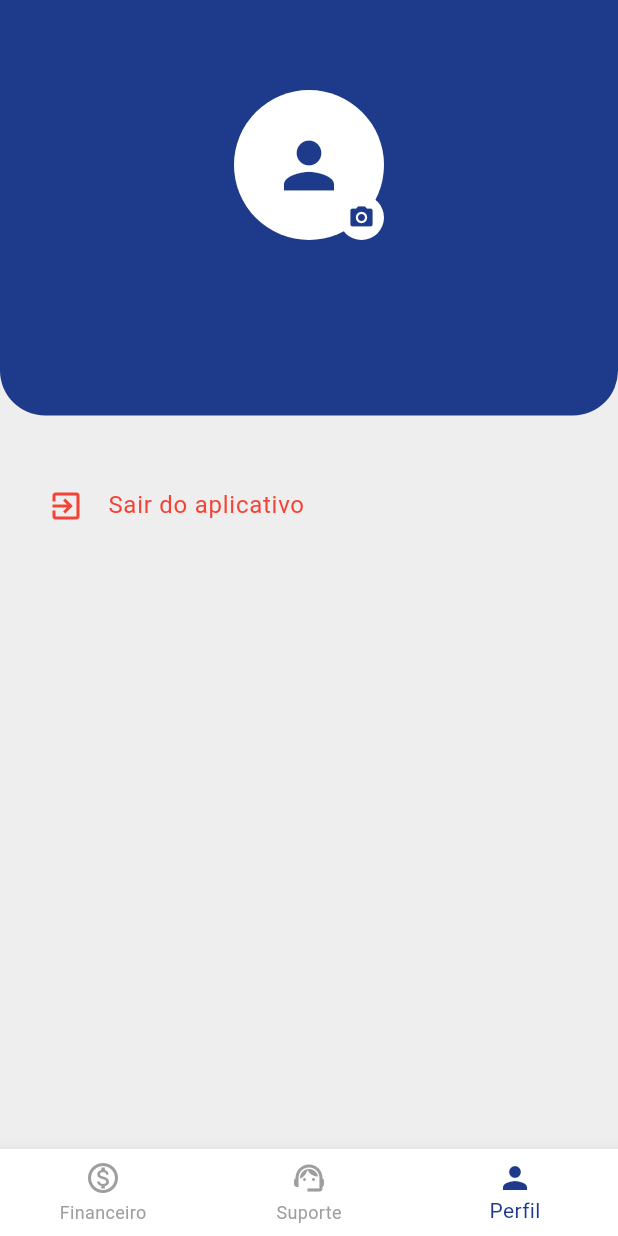
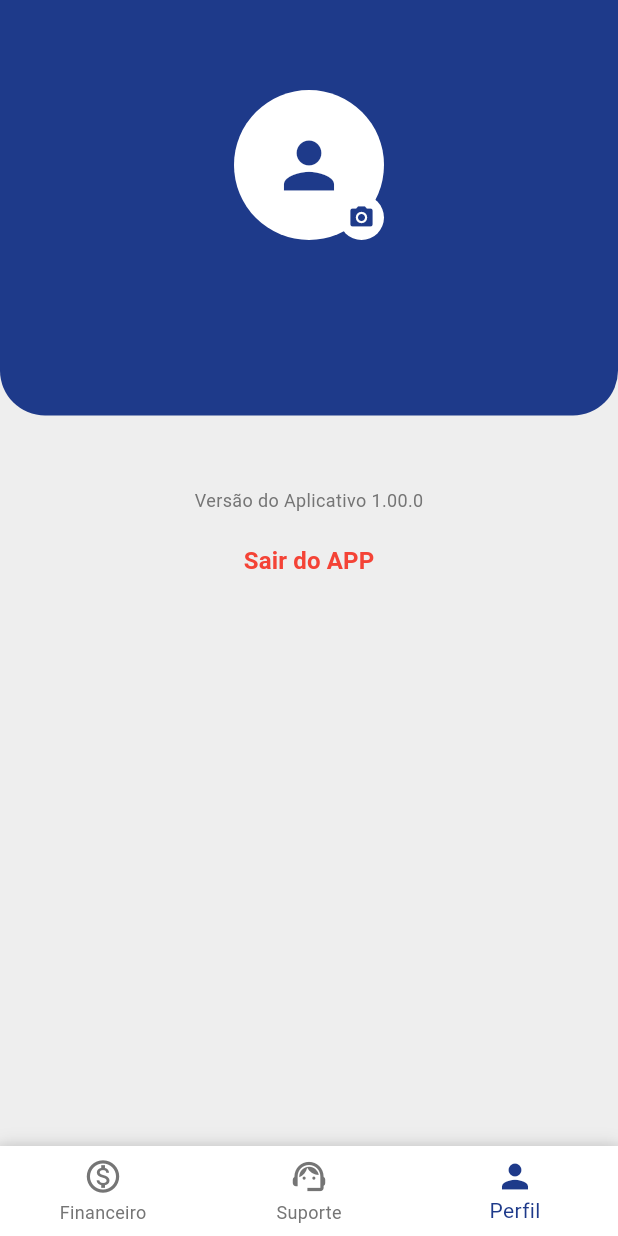
Before and after one commit to anthonyeduard0/csapp, a Flutter app: the MainScreen screen opened directly with empty values, item 3 of the bottom bar chosen, after a tap on the "person" icon, on a phone screen of 412 x 824 dp. Run offline on Flutter 3.47's test engine with Material 3 defaults, Android fonts, the phone set to English and light mode, and no system bars; our stand-ins replace image_picker, mask_text_input_formatter, shared_preferences; accounts and stored records are empty; network calls fail.

Commit message:
Adicionado barra de navegação, telas de suporte ao usuário, perfil e função de registro de foto. Melhorias na aparência geral também adicionadas

```diff
--- a/lib/screens/dashboard_screen.dart
+++ b/lib/screens/dashboard_screen.dart
@@ -1,15 +1,15 @@
 // Arquivo: lib/screens/dashboard_screen.dart
-// VERSÃO COM A DEFINIÇÃO CORRETA E ÚNICA DA EXTENSÃO 'copyWith'
+// VERSÃO COM AVISOS CORRIGIDOS
 
 import 'package:flutter/material.dart';
-import 'package:csapp/screens/login_screen.dart';
 import 'package:csapp/screens/payment_screen.dart';
 import 'package:csapp/screens/invoice_history_screen.dart';
 import 'package:intl/intl.dart';
 import 'package:http/http.dart' as http;
 import 'dart:convert';
+import 'dart:developer' as developer; // Import para usar log em vez de print
 
-// --- MODELOS DE DADOS (sem alterações) ---
+// As classes de modelo de dados continuam as mesmas aqui...
 class Mensalidade {
   final String id;
   final DateTime mesReferencia;
@@ -35,7 +35,6 @@ class Mensalidade {
     );
   }
 }
-
 class Aluno {
   final String nomeCompleto;
   final String serieAno;
@@ -55,7 +54,6 @@ class Aluno {
     );
   }
 }
-
 class AlunoComMensalidades {
   final String nomeCompleto;
   final List<Mensalidade> mensalidades;
@@ -70,7 +68,6 @@ class AlunoComMensalidades {
     );
   }
 }
-
 class DashboardData {
   final String nomeResponsavel;
   final String cpfResponsavel;
@@ -92,8 +89,26 @@ class DashboardData {
     );
   }
 }
+extension DashboardDataCopyWith on DashboardData {
+  DashboardData copyWith({
+    String? nomeResponsavel,
+    String? cpfResponsavel,
+    String? email,
+    String? telefone,
+    String? fotoPerfilUrl,
+    List<Aluno>? alunos,
+  }) {
+    return DashboardData(
+      nomeResponsavel: nomeResponsavel ?? this.nomeResponsavel,
+      cpfResponsavel: cpfResponsavel ?? this.cpfResponsavel,
+      email: email ?? this.email,
+      telefone: telefone ?? this.telefone,
+      fotoPerfilUrl: fotoPerfilUrl ?? this.fotoPerfilUrl,
+      alunos: alunos ?? this.alunos,
+    );
+  }
+}
 
-// --- WIDGET PRINCIPAL (sem alterações) ---
 class DashboardScreen extends StatefulWidget {
   final Map<String, dynamic> responseData;
   const DashboardScreen({super.key, required this.responseData});
@@ -128,15 +143,18 @@ class _DashboardScreenState extends State<DashboardScreen> {
         }
       }
     } catch (e) {
-      print("Erro ao recarregar dados: $e");
+      // +++ CORREÇÃO: `print` substituído por `log` para debug +++
+      developer.log("Erro ao recarregar dados: $e", name: "DashboardScreen");
     }
   }
 
   @override
   Widget build(BuildContext context) {
-    // ... O resto do build da DashboardScreen continua o mesmo
     const Color primaryColor = Color(0xFF1E3A8A);
-    return FutureBuilder<DashboardData>(
+
+    return Scaffold(
+      backgroundColor: Colors.grey[200],
+      body: FutureBuilder<DashboardData>(
         future: _dashboardDataFuture,
         builder: (context, snapshot) {
           if (snapshot.connectionState == ConnectionState.waiting) {
@@ -162,36 +180,30 @@ class _DashboardScreenState extends State<DashboardScreen> {
                   backgroundColor: primaryColor,
                   foregroundColor: Colors.white,
                   elevation: 0,
-                leadingWidth: 64,
+                  leadingWidth: 80,
                   leading: Padding(
-                  padding: const EdgeInsets.all(12.0),
-                  child: Image.asset('assets/images/logo.jpg'),
+                    padding: const EdgeInsets.all(8.0),
+                    child: Image.asset('assets/images/logo.jpg', fit: BoxFit.contain),
                   ),
                   title: Column(
                     mainAxisAlignment: MainAxisAlignment.center,
                     crossAxisAlignment: CrossAxisAlignment.center,
                     children: [
-                    const Text('Bem-vindo(a),', style: TextStyle(fontSize: 14, fontWeight: FontWeight.w300)),
+                      const Text('Bem-vindo(a),', style: TextStyle(fontSize: 14, fontWeight: FontWeight.w300, color: Colors.white)),
                       Text(
                         dashboardData.nomeResponsavel,
-                      style: const TextStyle(fontSize: 18, fontWeight: FontWeight.bold),
+                        style: const TextStyle(
+                          fontSize: 20,
+                          fontWeight: FontWeight.w500,
+                          color: Colors.white,
+                        ),
                         overflow: TextOverflow.ellipsis,
                       ),
                     ],
                   ),
                   centerTitle: true,
-                actions: [
-                  IconButton(
-                    icon: const Icon(Icons.exit_to_app),
-                    tooltip: 'Sair',
-                    onPressed: () {
-                      Navigator.of(context).pushAndRemoveUntil(
-                        MaterialPageRoute(builder: (context) => const LoginScreen()),
-                        (Route<dynamic> route) => false,
-                      );
-                    },
-                  ),
-                  const SizedBox(width: 8),
+                  actions: const [
+                    SizedBox(width: 56)
                   ],
                 ),
                 SliverToBoxAdapter(
@@ -200,8 +212,6 @@ class _DashboardScreenState extends State<DashboardScreen> {
                     child: Column(
                       children: [
                         _buildFaturaCard(context, proximaMensalidade, dashboardData.cpfResponsavel, primaryColor),
-                      const SizedBox(height: 24),
-                      _buildAcoesGrid(context, dashboardData.cpfResponsavel),
                       ],
                     ),
                   ),
@@ -210,6 +220,7 @@ class _DashboardScreenState extends State<DashboardScreen> {
             ),
           );
         },
+      ),
     );
   }
 
@@ -250,6 +261,7 @@ class _DashboardScreenState extends State<DashboardScreen> {
       children: [
         Card(
           elevation: 4,
+          // +++ CORREÇÃO: `withOpacity` substituído pela forma moderna +++
           shadowColor: Colors.grey.withOpacity(0.3),
           shape: RoundedRectangleBorder(borderRadius: BorderRadius.circular(16)),
           child: Padding(
@@ -347,6 +359,7 @@ class _DashboardScreenState extends State<DashboardScreen> {
           label: const Text('Ver todas as faturas'),
           style: OutlinedButton.styleFrom(
             foregroundColor: primaryColor,
+            // +++ CORREÇÃO: `withOpacity` substituído pela forma moderna +++
             side: BorderSide(color: primaryColor.withOpacity(0.5)),
             shape: RoundedRectangleBorder(
               borderRadius: BorderRadius.circular(12),
@@ -367,67 +380,4 @@ class _DashboardScreenState extends State<DashboardScreen> {
       ],
     );
   }
-
-  Widget _buildAcoesGrid(BuildContext context, String cpf) {
-    return GridView.count(
-      crossAxisCount: 3,
-      shrinkWrap: true,
-      physics: const NeverScrollableScrollPhysics(),
-      crossAxisSpacing: 12,
-      mainAxisSpacing: 12,
-      children: [
-        _buildGridItem(context, icon: Icons.receipt_long, label: 'Histórico', onTap: () {
-          Navigator.push(
-            context,
-            MaterialPageRoute(
-              builder: (context) => InvoiceHistoryScreen(responsavelCpf: cpf),
-            ),
-          );
-        }),
-        _buildGridItem(context, icon: Icons.support_agent, label: 'Suporte', onTap: () {}),
-        _buildGridItem(context, icon: Icons.info_outline, label: 'Avisos', onTap: () {}),
-      ],
-    );
 }
-
-  Widget _buildGridItem(BuildContext context, {required IconData icon, required String label, required VoidCallback onTap}) {
-    return InkWell(
-      onTap: onTap,
-      borderRadius: BorderRadius.circular(16),
-      child: Card(
-        elevation: 2,
-        shadowColor: Colors.grey.withOpacity(0.2),
-        shape: RoundedRectangleBorder(borderRadius: BorderRadius.circular(16)),
-        child: Column(
-          mainAxisAlignment: MainAxisAlignment.center,
-          children: [
-            Icon(icon, size: 32, color: const Color(0xFF1E3A8A)),
-            const SizedBox(height: 8),
-            Text(label, textAlign: TextAlign.center),
-          ],
-        ),
-      ),
-    );
-  }
-}
-
-// +++ CORREÇÃO: A extensão 'copyWith' agora vive aqui, de forma centralizada. +++
-extension DashboardDataCopyWith on DashboardData {
-  DashboardData copyWith({
-    String? nomeResponsavel,
-    String? cpfResponsavel,
-    String? email,
-    String? telefone,
-    String? fotoPerfilUrl,
-    List<Aluno>? alunos,
-  }) {
-    return DashboardData(
-      nomeResponsavel: nomeResponsavel ?? this.nomeResponsavel,
-      cpfResponsavel: cpfResponsavel ?? this.cpfResponsavel,
-      email: email ?? this.email,
-      telefone: telefone ?? this.telefone,
-      fotoPerfilUrl: fotoPerfilUrl ?? this.fotoPerfilUrl,
-      alunos: alunos ?? this.alunos,
-    );
-  }
-}
--- a/lib/screens/main_screen.dart
+++ b/lib/screens/main_screen.dart
@@ -1,4 +1,4 @@
-// Arquivo: lib/screens/main_screen.dart (NOVO)
+// Arquivo: lib/screens/main_screen.dart
 
 import 'package:csapp/screens/dashboard_screen.dart';
 import 'package:csapp/screens/profile_screen.dart';
@@ -21,7 +21,6 @@ class _MainScreenState extends State<MainScreen> {
   @override
   void initState() {
     super.initState();
-    // Inicializa as páginas, passando os dados necessários
     _pages = [
       DashboardScreen(responseData: widget.responseData),
       const SupportScreen(),
@@ -44,7 +43,18 @@ class _MainScreenState extends State<MainScreen> {
         index: _selectedIndex,
         children: _pages,
       ),
-      bottomNavigationBar: BottomNavigationBar(
+      bottomNavigationBar: Container(
+        decoration: BoxDecoration(
+          boxShadow: [
+            BoxShadow(
+              // +++ CORREÇÃO: `withOpacity` substituído pela forma moderna +++
+              color: Colors.black.withOpacity(0.1),
+              blurRadius: 8,
+              offset: const Offset(0, -2),
+            ),
+          ],
+        ),
+        child: BottomNavigationBar(
           items: const <BottomNavigationBarItem>[
             BottomNavigationBarItem(
               icon: Icon(Icons.monetization_on_outlined),
@@ -64,11 +74,14 @@ class _MainScreenState extends State<MainScreen> {
           ],
           currentIndex: _selectedIndex,
           selectedItemColor: primaryColor,
-        unselectedItemColor: Colors.grey,
+          unselectedItemColor: Colors.grey[600],
           onTap: _onItemTapped,
           type: BottomNavigationBarType.fixed,
           backgroundColor: Colors.white,
-        elevation: 8.0,
+          iconSize: 26,
+          selectedFontSize: 14,
+          unselectedFontSize: 12,
+        ),
       ),
     );
   }
--- a/lib/screens/profile_screen.dart
+++ b/lib/screens/profile_screen.dart
@@ -1,12 +1,11 @@
-// Arquivo: lib/screens/profile_screen.dart (VERSÃO CORRIGIDA)
+// Arquivo: lib/screens/profile_screen.dart
+// VERSÃO COM PUXAR PARA ATUALIZAR
 
 import 'dart:io';
 import 'package:flutter/material.dart';
 import 'package:image_picker/image_picker.dart';
 import 'package:http/http.dart' as http;
 import 'dart:convert';
-
-// +++ CORREÇÃO: Importa os arquivos necessários +++
 import 'package:csapp/screens/dashboard_screen.dart';
 import 'package:csapp/screens/login_screen.dart';
 
@@ -29,62 +28,62 @@ class _ProfileScreenState extends State<ProfileScreen> {
     _dashboardData = DashboardData.fromJson(widget.responseData);
   }
 
+  // +++ MUDANÇA: Lógica de recarregar dados para o RefreshIndicator +++
+  Future<void> _reloadData() async {
+    final url = Uri.parse('https://csa-url-app.onrender.com/api/login/');
+    try {
+      final response = await http.post(
+        url,
+        headers: {'Content-Type': 'application/json; charset=UTF-8'},
+        body: jsonEncode({'cpf': _dashboardData.cpfResponsavel, 'senha': ''}),
+      );
+      if (response.statusCode == 200) {
+        final responseData = jsonDecode(utf8.decode(response.bodyBytes));
+        if (mounted) {
+          setState(() {
+            _dashboardData = DashboardData.fromJson(responseData);
+          });
+        }
+      }
+    } catch (e) {
+      print("Erro ao recarregar dados do perfil: $e");
+    }
+  }
+
   Future<void> _pickImage() async {
     final pickedFile = await ImagePicker().pickImage(source: ImageSource.gallery);
     if (pickedFile != null) {
       setState(() {
         _imageFile = File(pickedFile.path);
       });
-      // O upload é chamado aqui após a seleção da imagem
       _uploadImage(File(pickedFile.path));
     }
   }
 
   Future<void> _uploadImage(File imageFile) async {
-    setState(() {
-      _isUploading = true;
-    });
-
+    setState(() { _isUploading = true; });
     final uri = Uri.parse('https://csa-url-app.onrender.com/api/responsavel/upload-foto/');
     var request = http.MultipartRequest('POST', uri)
       ..fields['cpf'] = _dashboardData.cpfResponsavel
-      ..files.add(await http.MultipartFile.fromPath(
-        'foto_perfil',
-        imageFile.path,
-      ));
-
+      ..files.add(await http.MultipartFile.fromPath('foto_perfil', imageFile.path));
     try {
       final streamedResponse = await request.send();
       final response = await http.Response.fromStream(streamedResponse);
-
-      // +++ CORREÇÃO: Adiciona a verificação 'mounted' antes de usar o context +++
       if (!mounted) return;
-
       if (response.statusCode == 200) {
         final data = jsonDecode(response.body);
         setState(() {
           _dashboardData = _dashboardData.copyWith(fotoPerfilUrl: data['foto_perfil_url']);
         });
-        ScaffoldMessenger.of(context).showSnackBar(
-          const SnackBar(content: Text('Foto atualizada com sucesso!'), backgroundColor: Colors.green),
-        );
+        ScaffoldMessenger.of(context).showSnackBar(const SnackBar(content: Text('Foto atualizada!'), backgroundColor: Colors.green));
       } else {
-        ScaffoldMessenger.of(context).showSnackBar(
-          SnackBar(content: Text('Erro ao enviar foto: ${response.body}'), backgroundColor: Colors.red),
-        );
+        ScaffoldMessenger.of(context).showSnackBar(SnackBar(content: Text('Erro: ${response.body}'), backgroundColor: Colors.red));
       }
     } catch (e) {
-      // +++ CORREÇÃO: Adiciona a verificação 'mounted' antes de usar o context +++
       if (!mounted) return;
-      ScaffoldMessenger.of(context).showSnackBar(
-        SnackBar(content: Text('Erro de conexão: $e'), backgroundColor: Colors.red),
-      );
+      ScaffoldMessenger.of(context).showSnackBar(SnackBar(content: Text('Erro de conexão: $e'), backgroundColor: Colors.red));
     } finally {
-      if (mounted) {
-        setState(() {
-          _isUploading = false;
-        });
-      }
+      if (mounted) { setState(() { _isUploading = false; }); }
     }
   }
 
@@ -95,7 +94,9 @@ class _ProfileScreenState extends State<ProfileScreen> {
 
     return Scaffold(
       backgroundColor: Colors.grey[200],
-      body: Column(
+      body: RefreshIndicator(
+        onRefresh: _reloadData,
+        child: ListView( // Usar ListView permite que a tela inteira seja rolável
           children: [
             // Cabeçalho do perfil
             Container(
@@ -138,29 +139,20 @@ class _ProfileScreenState extends State<ProfileScreen> {
                     ),
                   ),
                   const SizedBox(height: 12),
-                Text(
-                  _dashboardData.nomeResponsavel,
-                  style: const TextStyle(color: Colors.white, fontSize: 22, fontWeight: FontWeight.bold),
-                ),
+                  Text(_dashboardData.nomeResponsavel, style: const TextStyle(color: Colors.white, fontSize: 22, fontWeight: FontWeight.bold)),
                   const SizedBox(height: 4),
-                Text(
-                  _dashboardData.email,
-                  style: const TextStyle(color: Colors.white70, fontSize: 16),
-                ),
+                  Text(_dashboardData.email, style: const TextStyle(color: Colors.white70, fontSize: 16)),
                    if (_dashboardData.telefone != null) ...[
                     const SizedBox(height: 4),
-                  Text(
-                    _dashboardData.telefone!,
-                    style: const TextStyle(color: Colors.white70, fontSize: 16),
-                  ),
+                    Text(_dashboardData.telefone!, style: const TextStyle(color: Colors.white70, fontSize: 16)),
                   ]
                 ],
               ),
             ),
             // Corpo com informações
-          Expanded(
-            child: ListView(
+            Padding(
               padding: const EdgeInsets.all(16),
+              child: Column(
                 children: [
                   if (aluno != null)
                     Card(
@@ -171,10 +163,7 @@ class _ProfileScreenState extends State<ProfileScreen> {
                         child: Column(
                           crossAxisAlignment: CrossAxisAlignment.start,
                           children: [
-                          Text(
-                            aluno.nomeCompleto,
-                            style: const TextStyle(fontSize: 18, fontWeight: FontWeight.bold),
-                          ),
+                            Text(aluno.nomeCompleto, style: const TextStyle(fontSize: 18, fontWeight: FontWeight.bold)),
                             Text(aluno.serieAno, style: const TextStyle(color: Colors.grey)),
                             const Divider(height: 30),
                             _buildInfoRow('Status da Matrícula', aluno.statusMatricula, Colors.green),
@@ -184,21 +173,30 @@ class _ProfileScreenState extends State<ProfileScreen> {
                         ),
                       ),
                     ),
-                const SizedBox(height: 16),
-                ListTile(
-                  leading: const Icon(Icons.exit_to_app, color: Colors.red),
-                  title: const Text('Sair do aplicativo', style: TextStyle(color: Colors.red)),
-                  onTap: () {
+                ],
+              ),
+            ),
+            // Rodapé
+            Padding(
+              padding: const EdgeInsets.only(top: 16.0, bottom: 24.0),
+              child: Column(
+                children: [
+                  Text('Versão do Aplicativo 1.00.0', style: TextStyle(color: Colors.grey[600], fontSize: 12)),
+                  const SizedBox(height: 8),
+                  TextButton(
+                    onPressed: () {
                       Navigator.of(context).pushAndRemoveUntil(
                         MaterialPageRoute(builder: (context) => const LoginScreen()),
                         (Route<dynamic> route) => false,
                       );
                     },
-                )
+                    child: const Text('Sair do APP', style: TextStyle(color: Colors.red, fontWeight: FontWeight.bold, fontSize: 16)),
+                  ),
                 ],
               ),
-          )
+            ),
           ],
+        ),
       ),
     );
   }
@@ -208,14 +206,8 @@ class _ProfileScreenState extends State<ProfileScreen> {
       mainAxisAlignment: MainAxisAlignment.spaceBetween,
       children: [
         Text(label, style: const TextStyle(color: Colors.grey)),
-        Text(
-          value,
-          style: TextStyle(fontWeight: FontWeight.bold, fontSize: 16, color: valueColor),
-        ),
+        Text(value, style: TextStyle(fontWeight: FontWeight.bold, fontSize: 16, color: valueColor)),
       ],
     );
   }
 }
-
-// +++ CORREÇÃO: A extensão 'copyWith' foi REMOVIDA deste arquivo +++
-// Ela agora existe apenas no arquivo dashboard_screen.dart para evitar ambiguidade.
--- a/lib/screens/support_screen.dart
+++ b/lib/screens/support_screen.dart
@@ -1,9 +1,16 @@
-// Arquivo: lib/screens/support_screen.dart (NOVO)
+// Arquivo: lib/screens/support_screen.dart
+// VERSÃO COM PUXAR PARA ATUALIZAR
 
 import 'package:flutter/material.dart';
 
 class SupportScreen extends StatelessWidget {
   const SupportScreen({super.key});
+
+  // +++ MUDANÇA: Lógica de refresh (simulada) +++
+  Future<void> _refreshData() async {
+    // Como esta tela é estática, apenas simulamos uma espera.
+    await Future.delayed(const Duration(seconds: 1));
+  }
 
   @override
   Widget build(BuildContext context) {
@@ -14,13 +21,14 @@ class SupportScreen extends StatelessWidget {
         title: const Text('Suporte'),
         backgroundColor: primaryColor,
         foregroundColor: Colors.white,
-        automaticallyImplyLeading: false, // Remove a seta de voltar
+        automaticallyImplyLeading: false,
       ),
       backgroundColor: Colors.grey[100],
-      body: ListView(
+      body: RefreshIndicator(
+        onRefresh: _refreshData,
+        child: ListView(
           padding: const EdgeInsets.all(16.0),
           children: [
-          // Card de cabeçalho
             Card(
               color: primaryColor.withOpacity(0.9),
               shape: RoundedRectangleBorder(borderRadius: BorderRadius.circular(12)),
@@ -38,7 +46,6 @@ class SupportScreen extends StatelessWidget {
               ),
             ),
             const SizedBox(height: 24),
-          // Itens da lista
             _buildSupportItem(
               icon: Icons.school_outlined,
               title: 'Orientações Acadêmicas',
@@ -65,6 +72,7 @@ class SupportScreen extends StatelessWidget {
             ),
           ],
         ),
+      ),
     );
   }
 
```
Also changed, not shown: lib/screens/invoice_history_screen.dart (+81 -75 lines), lib/screens/legal_screen.dart (added, +31 -0 lines), lib/screens/login_screen.dart (+76 -7 lines). Lines whose indentation alone changed are shown as unchanged.
